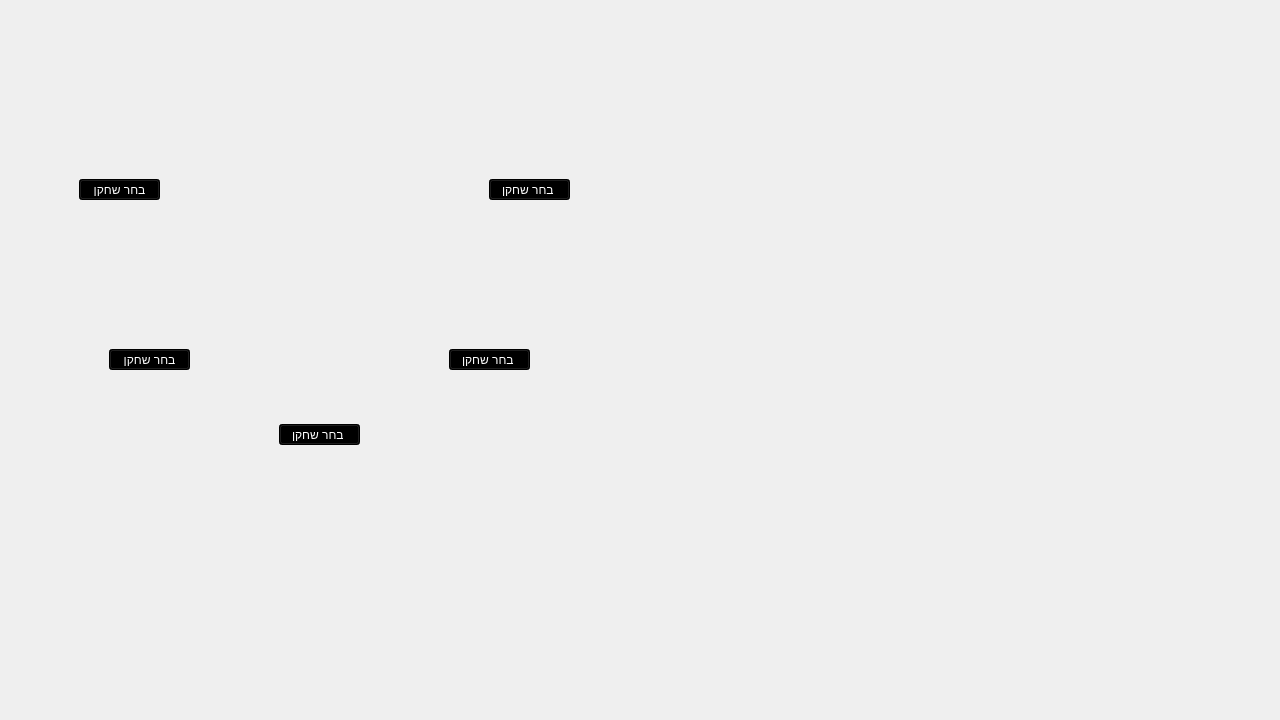
Before: the Qt Designer form BasketBallSystem/mainwindow.ui in ohadharel1/BasketBallSystem, drawn with Qt 5.
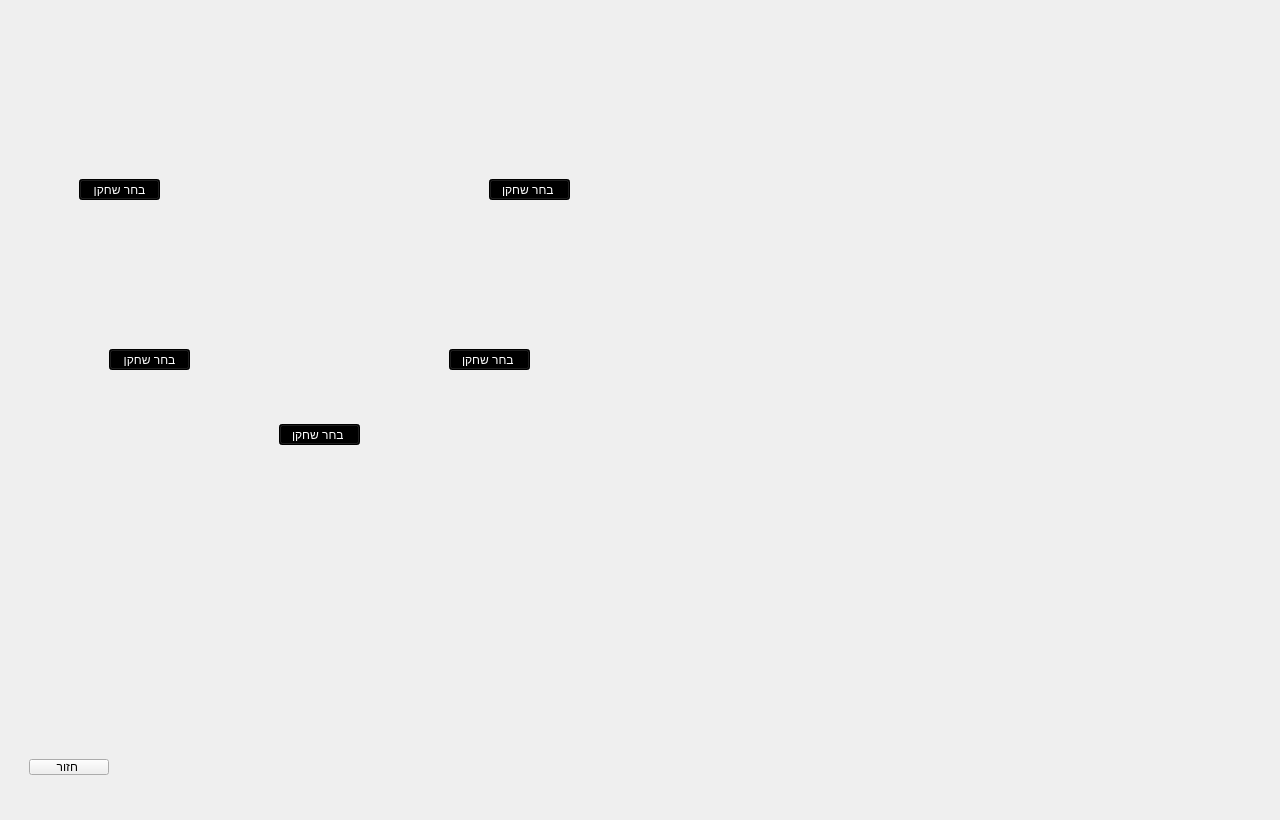
After: the same form once the commit is applied. Icons and pictures are not drawn.

Patch:
```diff
--- a/BasketBallSystem/mainwindow.ui
+++ b/BasketBallSystem/mainwindow.ui
@@ -7,7 +7,7 @@
     <x>0</x>
     <y>0</y>
     <width>1280</width>
-    <height>720</height>
+    <height>820</height>
    </rect>
   </property>
   <property name="windowTitle">
@@ -512,6 +512,19 @@
          <string>בחר שחקן</string>
         </property>
        </widget>
+       <widget class="QPushButton" name="returnBtn">
+        <property name="geometry">
+         <rect>
+          <x>20</x>
+          <y>750</y>
+          <width>80</width>
+          <height>16</height>
+         </rect>
+        </property>
+        <property name="text">
+         <string>חזור </string>
+        </property>
+       </widget>
        <zorder>MainWindowGameManagmentCortImage</zorder>
        <zorder>MainWindowGameManagmentCortImagePG</zorder>
        <zorder>MainWindowGameManagmentCortImagePGB</zorder>
```
Left out of the diff: 1 changed line with no effect on the pictures.
